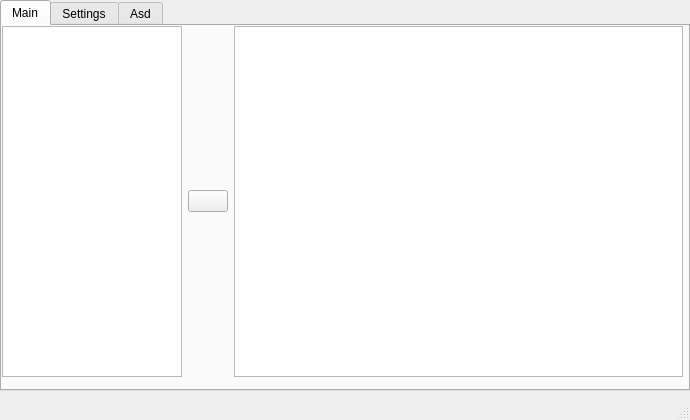
Qt form assets/interface.ui (WEEE-Open/pesto) before a commit.
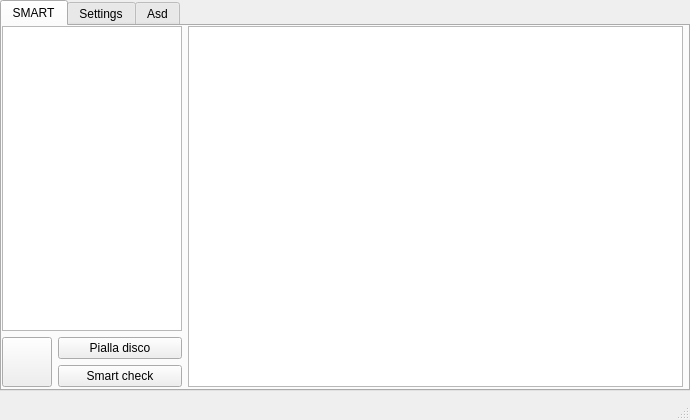
The same form after that commit. The open tabs and pages were chosen to show the change.

Patch:
```diff
--- a/assets/interface.ui
+++ b/assets/interface.ui
@@ -16,12 +16,27 @@
     <verstretch>0</verstretch>
    </sizepolicy>
   </property>
+  <property name="minimumSize">
+   <size>
+    <width>690</width>
+    <height>420</height>
+   </size>
+  </property>
+  <property name="maximumSize">
+   <size>
+    <width>690</width>
+    <height>420</height>
+   </size>
+  </property>
   <property name="windowTitle">
    <string>PESTO</string>
   </property>
   <property name="autoFillBackground">
    <bool>true</bool>
   </property>
+  <property name="tabShape">
+   <enum>QTabWidget::Rounded</enum>
+  </property>
   <widget class="QWidget" name="centralwidget">
    <widget class="QTabWidget" name="Main">
     <property name="geometry">
@@ -37,7 +52,7 @@
     </property>
     <widget class="QWidget" name="main_tab">
      <attribute name="title">
-      <string>Main</string>
+      <string>SMART</string>
      </attribute>
      <widget class="QWidget" name="horizontalLayoutWidget">
       <property name="geometry">
@@ -45,7 +60,7 @@
         <x>0</x>
         <y>0</y>
         <width>681</width>
-        <height>351</height>
+        <height>361</height>
        </rect>
       </property>
       <layout class="QHBoxLayout" name="horizontalLayout">
@@ -65,6 +80,8 @@
         <number>0</number>
        </property>
        <item>
+        <layout class="QVBoxLayout" name="verticalLayout">
+         <item>
         <widget class="QTableWidget" name="tableWidget">
          <property name="sizePolicy">
           <sizepolicy hsizetype="Maximum" vsizetype="Expanding">
@@ -87,9 +104,20 @@
         </widget>
        </item>
        <item>
-        <widget class="QPushButton" name="execButton">
-         <property name="cursor">
-          <cursorShape>ArrowCursor</cursorShape>
+          <layout class="QHBoxLayout" name="horizontalLayout_3">
+           <item>
+            <widget class="QPushButton" name="reloadButton">
+             <property name="sizePolicy">
+              <sizepolicy hsizetype="Fixed" vsizetype="Preferred">
+               <horstretch>0</horstretch>
+               <verstretch>0</verstretch>
+              </sizepolicy>
+             </property>
+             <property name="minimumSize">
+              <size>
+               <width>50</width>
+               <height>0</height>
+              </size>
          </property>
          <property name="text">
           <string/>
@@ -97,6 +125,40 @@
         </widget>
        </item>
        <item>
+            <layout class="QVBoxLayout" name="verticalLayout_2">
+             <item>
+              <widget class="QPushButton" name="eraseButton">
+               <property name="minimumSize">
+                <size>
+                 <width>100</width>
+                 <height>0</height>
+                </size>
+               </property>
+               <property name="cursor">
+                <cursorShape>ArrowCursor</cursorShape>
+               </property>
+               <property name="text">
+                <string>Pialla disco</string>
+               </property>
+              </widget>
+             </item>
+             <item>
+              <widget class="QPushButton" name="smartButton">
+               <property name="cursor">
+                <cursorShape>ArrowCursor</cursorShape>
+               </property>
+               <property name="text">
+                <string>Smart check</string>
+               </property>
+              </widget>
+             </item>
+            </layout>
+           </item>
+          </layout>
+         </item>
+        </layout>
+       </item>
+       <item>
         <widget class="QTextEdit" name="textEdit">
          <property name="frameShadow">
           <enum>QFrame::Plain</enum>
```
Left out of the diff: 46 changed lines with no effect on the pictures. Lines whose indentation alone changed are shown as unchanged.
